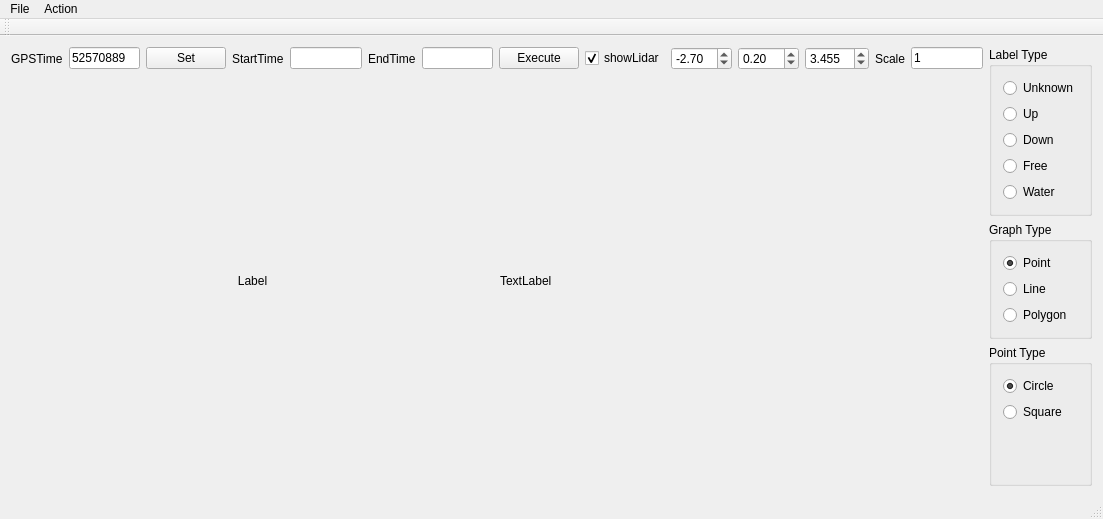
Above: mainwindow.ui from 05F3759DF/LabelTool before the change. Below: the same form after it.
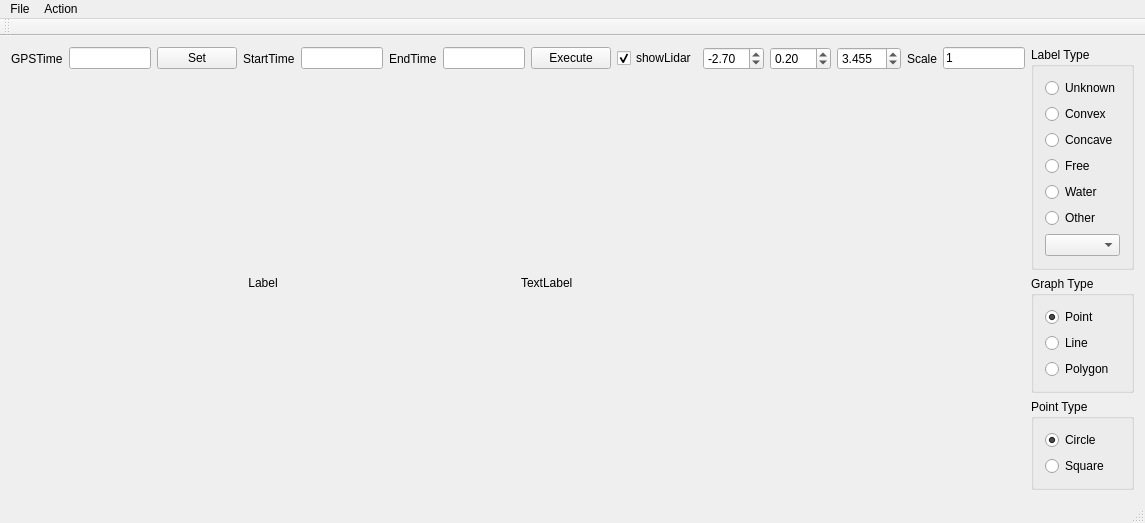
That is the form after the change.

Commit message: add extra label

The edit to the form file:
```diff
--- a/mainwindow.ui
+++ b/mainwindow.ui
@@ -6,7 +6,7 @@
    <rect>
     <x>0</x>
     <y>0</y>
-    <width>1103</width>
+    <width>1145</width>
     <height>519</height>
    </rect>
   </property>
@@ -29,7 +29,7 @@
         <item>
          <widget class="QLineEdit" name="lineEdit_gpstime">
           <property name="text">
-           <string>52570889</string>
+           <string/>
           </property>
          </widget>
         </item>
@@ -176,14 +176,14 @@
          <item>
           <widget class="QRadioButton" name="radioButton_type1">
            <property name="text">
-            <string>Up</string>
+            <string>Convex</string>
            </property>
           </widget>
          </item>
          <item>
           <widget class="QRadioButton" name="radioButton_type2">
            <property name="text">
-            <string>Down</string>
+            <string>Concave</string>
            </property>
           </widget>
          </item>
@@ -201,6 +201,16 @@
            </property>
           </widget>
          </item>
+         <item>
+          <widget class="QRadioButton" name="radioButton_other">
+           <property name="text">
+            <string>Other</string>
+           </property>
+          </widget>
+         </item>
+         <item>
+          <widget class="QComboBox" name="comboBox"/>
+         </item>
         </layout>
        </widget>
       </item>
@@ -285,7 +295,7 @@
     <rect>
      <x>0</x>
      <y>0</y>
-     <width>1103</width>
+     <width>1145</width>
      <height>18</height>
     </rect>
    </property>
```
Left out of the diff: 14 changed lines with no effect on the pictures. The commit also changes 2 other files.
